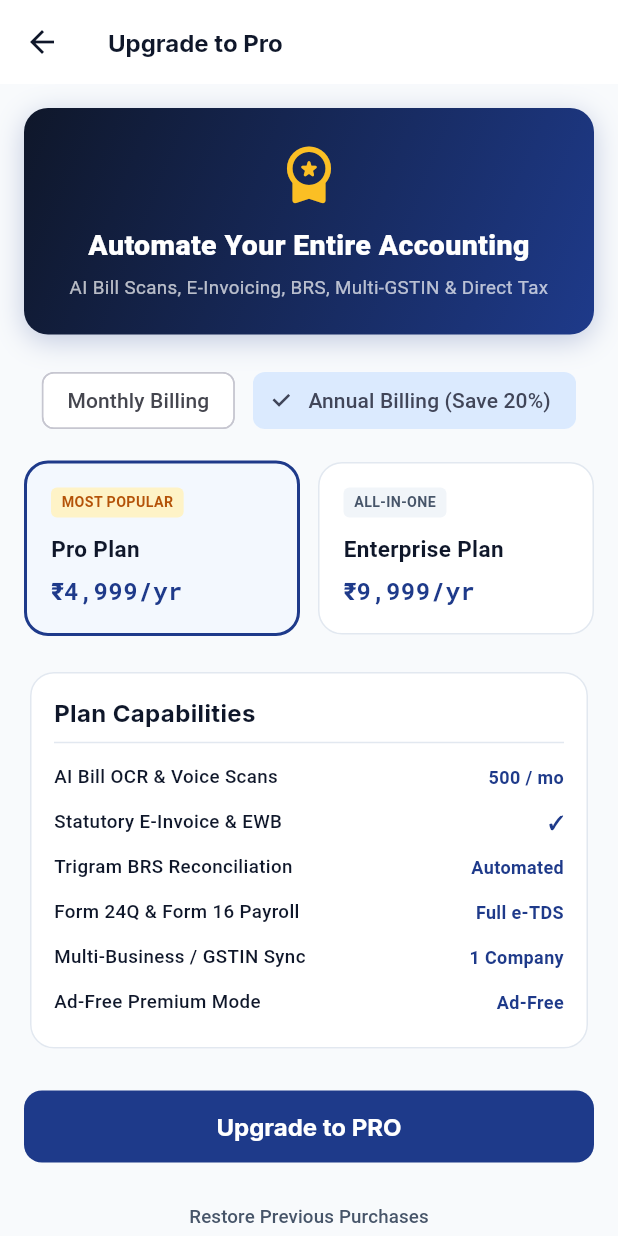
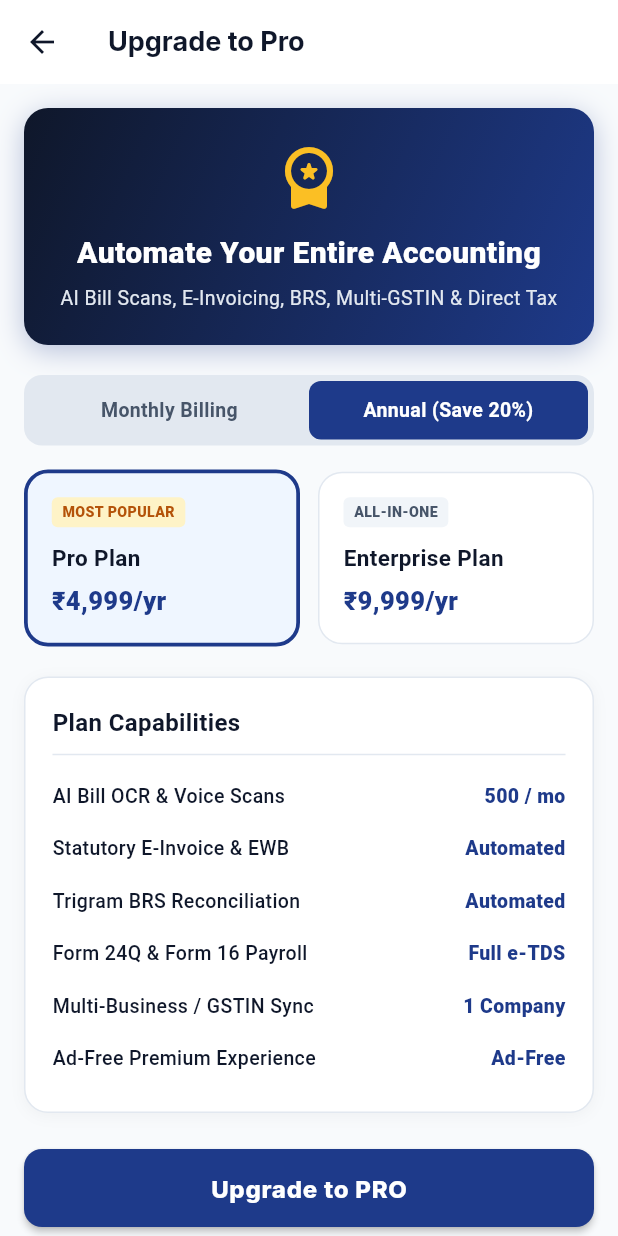
Before and after one commit to anubhav7773/Ledgify, a Flutter app: the SubscriptionPaywallScreen screen opened directly, on a phone screen of 412 x 824 dp. Run offline on Flutter 3.47's test engine with Material 3 defaults, Android fonts, the phone set to English and light mode, and no system bars; our stand-ins replace file_picker, firebase_auth, firebase_core, fl_chart, flutter_dotenv, google_fonts and 7 more; missing offline and left inert: record; accounts and stored records are empty; network calls fail.

Commit message:
fix(ui): Phase 3 - High contrast Material 3 tokens, paywall visual polish, and production release APK build

```diff
--- a/client/lib/core/network/api_client.dart
+++ b/client/lib/core/network/api_client.dart
@@ -69,7 +69,7 @@ class ApiClient {
           }
         }
       } catch (_) {}
-      throw ServerFailure(message: errorMessage, statusCode: response.statusCode);
+      throw ServerFailure(message: errorMessage, code: response.statusCode.toString());
     }
   }
 
--- a/client/lib/features/monetization/presentation/screens/subscription_paywall_screen.dart
+++ b/client/lib/features/monetization/presentation/screens/subscription_paywall_screen.dart
@@ -78,11 +78,25 @@ class _SubscriptionPaywallScreenState extends State<SubscriptionPaywallScreen> {
 
   @override
   Widget build(BuildContext context) {
+    final isDark = Theme.of(context).brightness == Brightness.dark;
+    final cardBg = isDark ? const Color(0xFF1E293B) : Colors.white;
+    final textColor = isDark ? Colors.white : AppColors.textPrimary;
+    final subtextColor = isDark ? const Color(0xFF94A3B8) : AppColors.textSecondary;
+
     return Scaffold(
-      backgroundColor: AppColors.backgroundLight,
+      backgroundColor: isDark ? const Color(0xFF0F172A) : const Color(0xFFF8FAFC),
       appBar: AppBar(
-        title: Text('Upgrade to Pro', style: AppTypography.cardHeader),
-        backgroundColor: AppColors.surfaceCard,
+        title: Text(
+          'Upgrade to Pro',
+          style: TextStyle(
+            color: textColor,
+            fontWeight: FontWeight.w700,
+            fontSize: 18,
+          ),
+        ),
+        backgroundColor: cardBg,
+        elevation: 0,
+        iconTheme: IconThemeData(color: textColor),
       ),
       body: SafeArea(
         child: SingleChildScrollView(
@@ -102,7 +116,7 @@ class _SubscriptionPaywallScreenState extends State<SubscriptionPaywallScreen> {
                   borderRadius: BorderRadius.circular(AppColors.cardBorderRadius),
                   boxShadow: [
                     BoxShadow(
-                      color: AppColors.primary.withOpacity(0.25),
+                      color: AppColors.primary.withOpacity(0.3),
                       blurRadius: 16,
                       offset: const Offset(0, 4),
                     ),
@@ -110,42 +124,77 @@ class _SubscriptionPaywallScreenState extends State<SubscriptionPaywallScreen> {
                 ),
                 child: Column(
                   children: const [
-                    Icon(Icons.workspace_premium_rounded, color: Color(0xFFFBBF24), size: 44),
+                    Icon(Icons.workspace_premium_rounded, color: Color(0xFFFBBF24), size: 48),
                     SizedBox(height: 12),
                     Text(
                       'Automate Your Entire Accounting',
                       textAlign: TextAlign.center,
-                      style: TextStyle(color: Colors.white, fontWeight: FontWeight.w800, fontSize: 19),
+                      style: TextStyle(color: Colors.white, fontWeight: FontWeight.w800, fontSize: 20),
                     ),
                     SizedBox(height: 6),
                     Text(
                       'AI Bill Scans, E-Invoicing, BRS, Multi-GSTIN & Direct Tax',
                       textAlign: TextAlign.center,
-                      style: TextStyle(color: Colors.white70, fontSize: 12.5),
+                      style: TextStyle(color: Color(0xFFE2E8F0), fontSize: 13),
                     ),
                   ],
                 ),
               ),
               const SizedBox(height: 20),
 
-              // Billing Cycle Toggle
-              Row(
-                mainAxisAlignment: MainAxisAlignment.center,
+              // Billing Cycle Toggle (High Contrast)
+              Container(
+                padding: const EdgeInsets.all(4),
+                decoration: BoxDecoration(
+                  color: isDark ? const Color(0xFF1E293B) : const Color(0xFFE2E8F0),
+                  borderRadius: BorderRadius.circular(12),
+                ),
+                child: Row(
                   children: [
-                  ChoiceChip(
-                    label: const Text('Monthly Billing'),
-                    selected: !_isAnnual,
-                    onSelected: (val) => setState(() => _isAnnual = false),
-                    selectedColor: AppColors.primaryLight,
+                    Expanded(
+                      child: GestureDetector(
+                        onTap: () => setState(() => _isAnnual = false),
+                        child: Container(
+                          padding: const EdgeInsets.symmetric(vertical: 10),
+                          decoration: BoxDecoration(
+                            color: !_isAnnual ? AppColors.primary : Colors.transparent,
+                            borderRadius: BorderRadius.circular(8),
                           ),
-                  const SizedBox(width: 12),
-                  ChoiceChip(
-                    label: const Text('Annual Billing (Save 20%)'),
-                    selected: _isAnnual,
-                    onSelected: (val) => setState(() => _isAnnual = true),
-                    selectedColor: AppColors.primaryLight,
+                          child: Text(
+                            'Monthly Billing',
+                            textAlign: TextAlign.center,
+                            style: TextStyle(
+                              color: !_isAnnual ? Colors.white : subtextColor,
+                              fontWeight: FontWeight.w700,
+                              fontSize: 13,
+                            ),
+                          ),
+                        ),
+                      ),
+                    ),
+                    Expanded(
+                      child: GestureDetector(
+                        onTap: () => setState(() => _isAnnual = true),
+                        child: Container(
+                          padding: const EdgeInsets.symmetric(vertical: 10),
+                          decoration: BoxDecoration(
+                            color: _isAnnual ? AppColors.primary : Colors.transparent,
+                            borderRadius: BorderRadius.circular(8),
+                          ),
+                          child: Text(
+                            'Annual (Save 20%)',
+                            textAlign: TextAlign.center,
+                            style: TextStyle(
+                              color: _isAnnual ? Colors.white : subtextColor,
+                              fontWeight: FontWeight.w700,
+                              fontSize: 13,
+                            ),
+                          ),
+                        ),
+                      ),
                     ),
                   ],
+                ),
               ),
               const SizedBox(height: 16),
 
@@ -159,6 +208,7 @@ class _SubscriptionPaywallScreenState extends State<SubscriptionPaywallScreen> {
                       price: _isAnnual ? '₹4,999/yr' : '₹499/mo',
                       badge: 'MOST POPULAR',
                       isHighlight: true,
+                      isDark: isDark,
                     ),
                   ),
                   const SizedBox(width: 12),
@@ -169,6 +219,7 @@ class _SubscriptionPaywallScreenState extends State<SubscriptionPaywallScreen> {
                       price: _isAnnual ? '₹9,999/yr' : '₹999/mo',
                       badge: 'ALL-IN-ONE',
                       isHighlight: false,
+                      isDark: isDark,
                     ),
                   ),
                 ],
@@ -176,46 +227,63 @@ class _SubscriptionPaywallScreenState extends State<SubscriptionPaywallScreen> {
               const SizedBox(height: 20),
 
               // Feature Comparison Table
-              Card(
-                elevation: 0,
-                shape: RoundedRectangleBorder(
+              Container(
+                decoration: BoxDecoration(
+                  color: cardBg,
                   borderRadius: BorderRadius.circular(AppColors.cardBorderRadius),
-                  side: const BorderSide(color: AppColors.border),
+                  border: Border.all(color: isDark ? const Color(0xFF334155) : AppColors.border),
+                  boxShadow: [
+                    BoxShadow(
+                      color: Colors.black.withOpacity(0.04),
+                      blurRadius: 8,
+                      offset: const Offset(0, 2),
                     ),
-                child: Padding(
-                  padding: const EdgeInsets.all(16.0),
+                  ],
+                ),
+                padding: const EdgeInsets.all(18.0),
                 child: Column(
                   crossAxisAlignment: CrossAxisAlignment.start,
                   children: [
-                      Text('Plan Capabilities', style: AppTypography.cardHeader),
-                      const Divider(height: 16),
-                      _buildFeatureRow('AI Bill OCR & Voice Scans', '30 / mo', '500 / mo', 'Unlimited'),
-                      _buildFeatureRow('Statutory E-Invoice & EWB', '✕', '✓', '✓'),
-                      _buildFeatureRow('Trigram BRS Reconciliation', 'Manual', 'Automated', 'Automated'),
-                      _buildFeatureRow('Form 24Q & Form 16 Payroll', 'Basic', 'Full e-TDS', 'Full e-TDS'),
-                      _buildFeatureRow('Multi-Business / GSTIN Sync', '1 Company', '1 Company', 'Unlimited'),
-                      _buildFeatureRow('Ad-Free Premium Mode', 'With Ads', 'Ad-Free', 'Ad-Free'),
+                    Text(
+                      'Plan Capabilities',
+                      style: TextStyle(
+                        fontSize: 16,
+                        fontWeight: FontWeight.w700,
+                        color: textColor,
+                      ),
+                    ),
+                    Divider(height: 20, color: isDark ? const Color(0xFF334155) : AppColors.divider),
+                    _buildFeatureRow('AI Bill OCR & Voice Scans', '500 / mo', isDark),
+                    _buildFeatureRow('Statutory E-Invoice & EWB', 'Automated', isDark),
+                    _buildFeatureRow('Trigram BRS Reconciliation', 'Automated', isDark),
+                    _buildFeatureRow('Form 24Q & Form 16 Payroll', 'Full e-TDS', isDark),
+                    _buildFeatureRow('Multi-Business / GSTIN Sync', '1 Company', isDark),
+                    _buildFeatureRow('Ad-Free Premium Experience', 'Ad-Free', isDark),
                   ],
-                  ),
                 ),
               ),
               const SizedBox(height: 24),
 
               // Primary Action CTA (48dp Touch Target)
               SizedBox(
-                height: AppColors.minTouchTargetSize,
+                height: 52,
                 child: ElevatedButton(
                   style: ElevatedButton.styleFrom(
                     backgroundColor: AppColors.primary,
                     foregroundColor: Colors.white,
+                    elevation: 2,
                     shape: RoundedRectangleBorder(borderRadius: BorderRadius.circular(12)),
                   ),
                   onPressed: _isProcessing ? null : _handleUpgrade,
                   child: _isProcessing
-                      ? const CircularProgressIndicator(color: Colors.white)
+                      ? const SizedBox(
+                          width: 24,
+                          height: 24,
+                          child: CircularProgressIndicator(color: Colors.white, strokeWidth: 2.5),
+                        )
                       : Text(
                           'Upgrade to $_selectedTier',
-                          style: const TextStyle(fontSize: 16, fontWeight: FontWeight.w700),
+                          style: const TextStyle(fontSize: 16, fontWeight: FontWeight.w800, letterSpacing: 0.5),
                         ),
                 ),
               ),
@@ -225,9 +293,9 @@ class _SubscriptionPaywallScreenState extends State<SubscriptionPaywallScreen> {
               Center(
                 child: TextButton(
                   onPressed: _isProcessing ? null : _restorePurchases,
-                  child: const Text(
+                  child: Text(
                     'Restore Previous Purchases',
-                    style: TextStyle(color: AppColors.textSecondary, fontSize: 12.5),
+                    style: TextStyle(color: subtextColor, fontSize: 13, fontWeight: FontWeight.w500),
                   ),
                 ),
               ),
@@ -244,8 +312,12 @@ class _SubscriptionPaywallScreenState extends State<SubscriptionPaywallScreen> {
     required String price,
     required String badge,
     required bool isHighlight,
+    required bool isDark,
   }) {
     final isSelected = _selectedTier == tierId;
+    final cardBg = isDark
+        ? (isSelected ? const Color(0xFF1E3A8A).withOpacity(0.3) : const Color(0xFF1E293B))
+        : (isSelected ? const Color(0xFFEFF6FF) : Colors.white);
 
     return InkWell(
       onTap: () => setState(() => _selectedTier = tierId),
@@ -253,11 +325,11 @@ class _SubscriptionPaywallScreenState extends State<SubscriptionPaywallScreen> {
       child: Container(
         padding: const EdgeInsets.all(16),
         decoration: BoxDecoration(
-          color: isSelected ? AppColors.primaryContainer.withOpacity(0.5) : AppColors.surfaceCard,
+          color: cardBg,
           borderRadius: BorderRadius.circular(AppColors.cardBorderRadius),
           border: Border.all(
-            color: isSelected ? AppColors.primary : AppColors.border,
-            width: isSelected ? 2 : 1,
+            color: isSelected ? AppColors.primary : (isDark ? const Color(0xFF334155) : AppColors.border),
+            width: isSelected ? 2.5 : 1,
           ),
         ),
         child: Column(
@@ -266,38 +338,70 @@ class _SubscriptionPaywallScreenState extends State<SubscriptionPaywallScreen> {
             Container(
               padding: const EdgeInsets.symmetric(horizontal: 7, vertical: 3),
               decoration: BoxDecoration(
-                color: isHighlight ? const Color(0xFFFEF3C7) : AppColors.surfaceVariant,
+                color: isHighlight ? const Color(0xFFFEF3C7) : (isDark ? const Color(0xFF334155) : const Color(0xFFF1F5F9)),
                 borderRadius: BorderRadius.circular(4),
               ),
               child: Text(
                 badge,
                 style: TextStyle(
                   fontSize: 9.5,
-                  fontWeight: FontWeight.w700,
-                  color: isHighlight ? const Color(0xFFB45309) : AppColors.textSecondary,
+                  fontWeight: FontWeight.w800,
+                  color: isHighlight ? const Color(0xFFB45309) : (isDark ? const Color(0xFFE2E8F0) : AppColors.textSecondary),
                 ),
               ),
             ),
             const SizedBox(height: 10),
 
-            Text(name, style: const TextStyle(fontWeight: FontWeight.w700, fontSize: 15, color: AppColors.textPrimary)),
+            Text(
+              name,
+              style: TextStyle(
+                fontWeight: FontWeight.w700,
+                fontSize: 15,
+                color: isDark ? Colors.white : AppColors.textPrimary,
+              ),
+            ),
             const SizedBox(height: 6),
 
-            Text(price, style: AppTypography.currencyText.copyWith(fontWeight: FontWeight.w800, fontSize: 16, color: AppColors.primary)),
+            Text(
+              price,
+              style: TextStyle(
+                fontWeight: FontWeight.w900,
+                fontSize: 17,
+                color: isDark ? const Color(0xFF60A5FA) : AppColors.primary,
+              ),
+            ),
           ],
         ),
       ),
     );
   }
 
-  Widget _buildFeatureRow(String feature, String freeVal, String proVal, String entVal) {
+  Widget _buildFeatureRow(String feature, String proVal, bool isDark) {
     return Padding(
-      padding: const EdgeInsets.symmetric(vertical: 6.0),
+      padding: const EdgeInsets.symmetric(vertical: 8.0),
       child: Row(
         mainAxisAlignment: MainAxisAlignment.spaceBetween,
         children: [
-          Expanded(flex: 3, child: Text(feature, style: const TextStyle(fontSize: 12.5, fontWeight: FontWeight.w500, color: AppColors.textPrimary))),
-          Expanded(flex: 2, child: Text(proVal, textAlign: TextAlign.right, style: const TextStyle(fontSize: 12, fontWeight: FontWeight.w700, color: AppColors.primary))),
+          Expanded(
+            flex: 3,
+            child: Text(
+              feature,
+              style: TextStyle(
+                fontSize: 13,
+                fontWeight: FontWeight.w500,
+                color: isDark ? const Color(0xFFE2E8F0) : AppColors.textPrimary,
+              ),
+            ),
+          ),
+          Text(
+            proVal,
+            textAlign: TextAlign.right,
+            style: TextStyle(
+              fontSize: 13,
+              fontWeight: FontWeight.w800,
+              color: isDark ? const Color(0xFF60A5FA) : AppColors.primary,
+            ),
+          ),
         ],
       ),
     );
```
Also changed, not shown: client/lib/features/banking/data/repositories/banking_repository.dart (+37 -12 lines), client/lib/features/dpdp_compliance/domain/services/dpdp_consent_service.dart (+10 -6 lines), client/lib/features/gst_compliance/data/repositories/eway_bill_repository.dart (+9 -4 lines), client/lib/features/gst_compliance/data/repositories/gstr_repository.dart (+20 -24 lines), client/lib/features/gst_compliance/presentation/screens/gst_compliance_dashboard_screen.dart (+37 -8 lines), client/lib/features/masters/data/repositories/account_repository.dart (+12 -11 lines), client/lib/features/reports/domain/services/financial_reporting_service.dart (+37 -47 lines), client/lib/features/vouchers/data/repositories/voucher_repository.dart (+33 -32 lines). Lines whose indentation alone changed are shown as unchanged.
